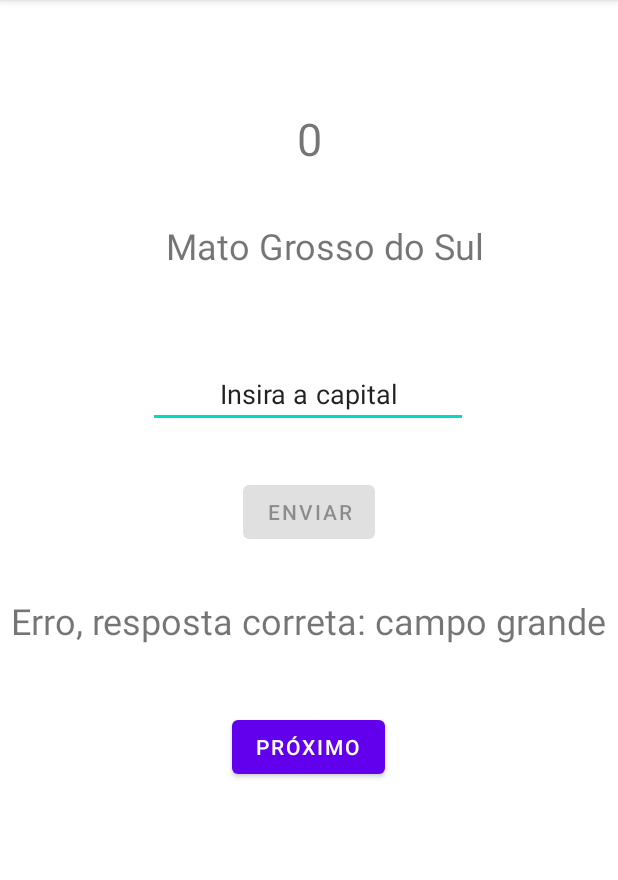
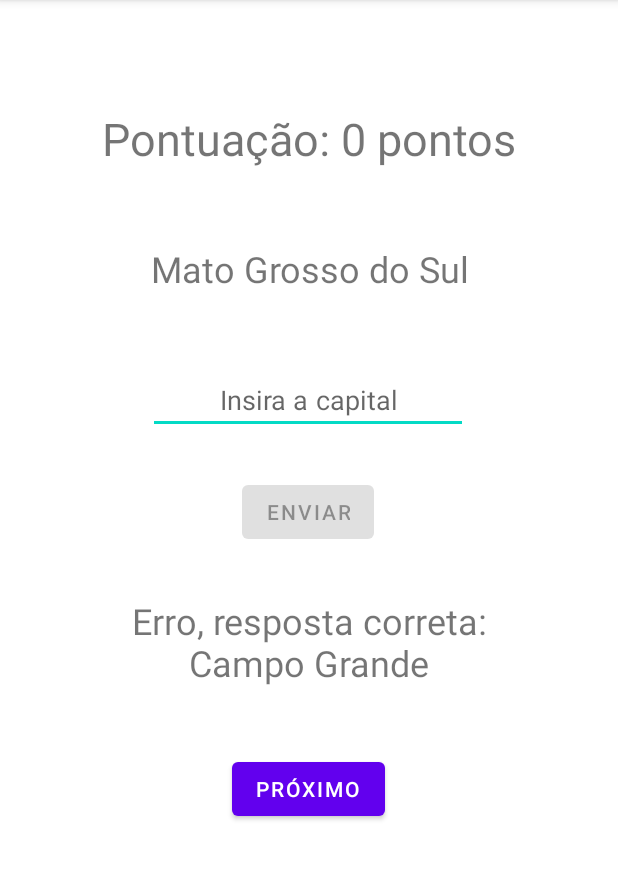
Before and after one commit to Amigos-de-Jose-Samuel/Jogo-da-Capital, an Android app: the screen it shows after launch (MainActivity), after a tap on "ENVIAR", on a phone screen of 412 x 824 dp, the part 84-964 px from its top. Run offline under Robolectric (Android 15) with nearby library versions, the phone set to English and light mode, and no system bars.

Commit message:
fixed input, layout and score

```diff
--- a/app/src/main/java/samuel/jose/jogodacapital/MainActivity.java
+++ b/app/src/main/java/samuel/jose/jogodacapital/MainActivity.java
@@ -24,7 +24,7 @@ public class MainActivity extends AppCompatActivity {
     EditText input;
     Button guessBtn, nextBtn;
     Random random = new Random();
-    int actual, count;
+    int actual, count, scoreInt;
 
     @Override
     protected void onCreate(Bundle savedInstanceState) {
@@ -38,10 +38,8 @@ public class MainActivity extends AppCompatActivity {
         guessBtn = findViewById(R.id.guessBtn);
         nextBtn = findViewById(R.id.nextBtn);
 
-        nextBtn.setEnabled(false);
-
         draw(); //sorteia um estado inicial
-        score.setText("0"); //seto o score inicial pra zero
+        score.setText("Pontuação: " + scoreInt + " pontos"); //seto o score inicial pra zero
 
         nextBtn.setEnabled(false);//desabilito o botao de proximo
 
@@ -54,24 +52,16 @@ public class MainActivity extends AppCompatActivity {
                 .matcher(Normalizer.normalize((input.getText().toString()), Normalizer.Form.NFD))
                 .replaceAll(""); //Retira todos os acentos
         res = res.toLowerCase(Locale.ROOT);
-        int contador = 0;
-        for(String item: cities) {
-            if(item.equals(res)) {
-                actual = contador;
-                break;
-            }
-            contador++;
-        }
         String capitalSemAcento = Pattern.compile("\\p{InCombiningDiacriticalMarks}+")
                 .matcher(Normalizer.normalize(cities[actual].toLowerCase(Locale.ROOT), Normalizer.Form.NFD))
                 .replaceAll(""); //Retira todos os acentos
         String capital = capitalSemAcento.toLowerCase(Locale.ROOT);
         if(res.equals(capital)) {
             output.setText("Correto!");
-            int scoreAtual = Integer.parseInt(score.getText().toString()); // aumento o score
-            score.setText("Pontuação: "+(scoreAtual + 10) + " pontos");
+            scoreInt += 10; // aumento o score
+            score.setText("Pontuação: " + scoreInt + " pontos");
         } else
-            output.setText("Erro, resposta correta: " + capital);
+            output.setText("Erro, resposta correta: " + cities[actual]);
 
         nextBtn.setEnabled(count < 5); // se for a quinta resposta ele termina o jogo e nao deixa dar next
         guessBtn.setEnabled(false);
@@ -80,20 +70,16 @@ public class MainActivity extends AppCompatActivity {
     public void next(View view) {
         draw();
         output.setText("");
-        input.setText("Informe a capital");
+        input.setText("");
         nextBtn.setEnabled(false);
         guessBtn.setEnabled(true);
         count++;
     }
 
     private void draw() {
-        actual = random.nextInt(14);
-        while(true) {
-            if(Arrays.asList(sorteadas).contains(states[actual]))
-                actual = random.nextInt(14);
-            else
-                break;
-        }
+        do {
+            actual = random.nextInt(14);
+        } while (sorteadas.contains(states[actual]));
         state.setText(states[actual]);
         sorteadas.add(states[actual]);
     }
--- a/app/src/main/res/layout/activity_main.xml
+++ b/app/src/main/res/layout/activity_main.xml
@@ -10,21 +10,26 @@
         android:id="@+id/state"
         android:layout_width="wrap_content"
         android:layout_height="wrap_content"
-        android:layout_marginStart="12dp"
-        android:layout_marginBottom="60dp"
+        android:layout_marginStart="16dp"
         android:text="Nome do estado"
+        android:textAlignment="center"
         android:textSize="24sp"
         app:layout_constraintBottom_toTopOf="@+id/capital"
-        app:layout_constraintStart_toStartOf="@+id/capital" />
+        app:layout_constraintEnd_toEndOf="parent"
+        app:layout_constraintHorizontal_bias="0.46"
+        app:layout_constraintStart_toStartOf="parent"
+        app:layout_constraintTop_toBottomOf="@+id/score"
+        app:layout_constraintVertical_bias="0.51" />
 
     <EditText
         android:id="@+id/capital"
         android:layout_width="wrap_content"
         android:layout_height="wrap_content"
-        android:layout_marginTop="240dp"
+        android:layout_marginTop="244dp"
+        android:contentDescription="Insira a capital"
         android:ems="10"
+        android:hint="Insira a capital"
         android:inputType="textPersonName"
-        android:text="Insira a capital"
         android:textAlignment="center"
         app:layout_constraintEnd_toEndOf="parent"
         app:layout_constraintHorizontal_bias="0.497"
@@ -35,10 +40,11 @@
         android:id="@+id/guessBtn"
         android:layout_width="wrap_content"
         android:layout_height="wrap_content"
-        android:layout_marginTop="32dp"
+        android:layout_marginTop="28dp"
         android:onClick="guess"
         android:text="Enviar"
         app:layout_constraintEnd_toEndOf="parent"
+        app:layout_constraintHorizontal_bias="0.498"
         app:layout_constraintStart_toStartOf="parent"
         app:layout_constraintTop_toBottomOf="@+id/capital" />
 
@@ -59,9 +65,10 @@
 
     <TextView
         android:id="@+id/output"
-        android:layout_width="wrap_content"
+        android:layout_width="300dp"
         android:layout_height="wrap_content"
         android:layout_marginTop="32dp"
+        android:textAlignment="center"
         android:textSize="24sp"
         app:layout_constraintEnd_toEndOf="parent"
         app:layout_constraintStart_toStartOf="parent"
```
